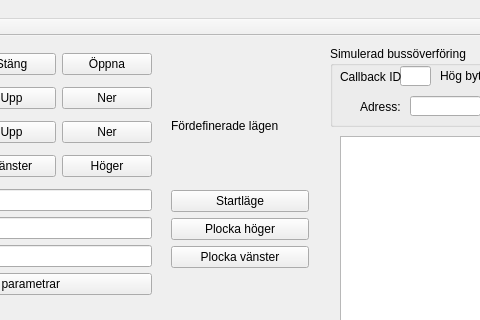
TSEA56-2014-Grupp-1/Lagerrobot, file PC-interface/mainwindow.ui: the form before one commit; both pictures show x 590 to 1070 and y 0 to 320 of the 1297 by 676 pixel window.
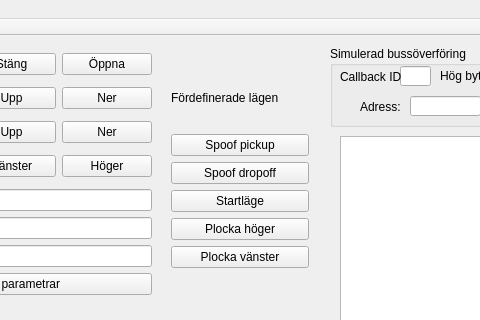
The form after the commit. Custom widgets are drawn as their Qt base class.

Commit message: Added spoof for pickup and dropoff.

Diff of the .ui file:
```diff
--- a/PC-interface/mainwindow.ui
+++ b/PC-interface/mainwindow.ui
@@ -375,6 +375,20 @@
        </property>
       </widget>
      </item>
+     <item>
+      <widget class="QPushButton" name="pushButton">
+       <property name="text">
+        <string>Spoof pickup</string>
+       </property>
+      </widget>
+     </item>
+     <item>
+      <widget class="QPushButton" name="pushButton_2">
+       <property name="text">
+        <string>Spoof dropoff</string>
+       </property>
+      </widget>
+     </item>
      <item>
       <widget class="QPushButton" name="pushButton_start_position_arm">
        <property name="text">
```
The commit also changes 2 other files.
